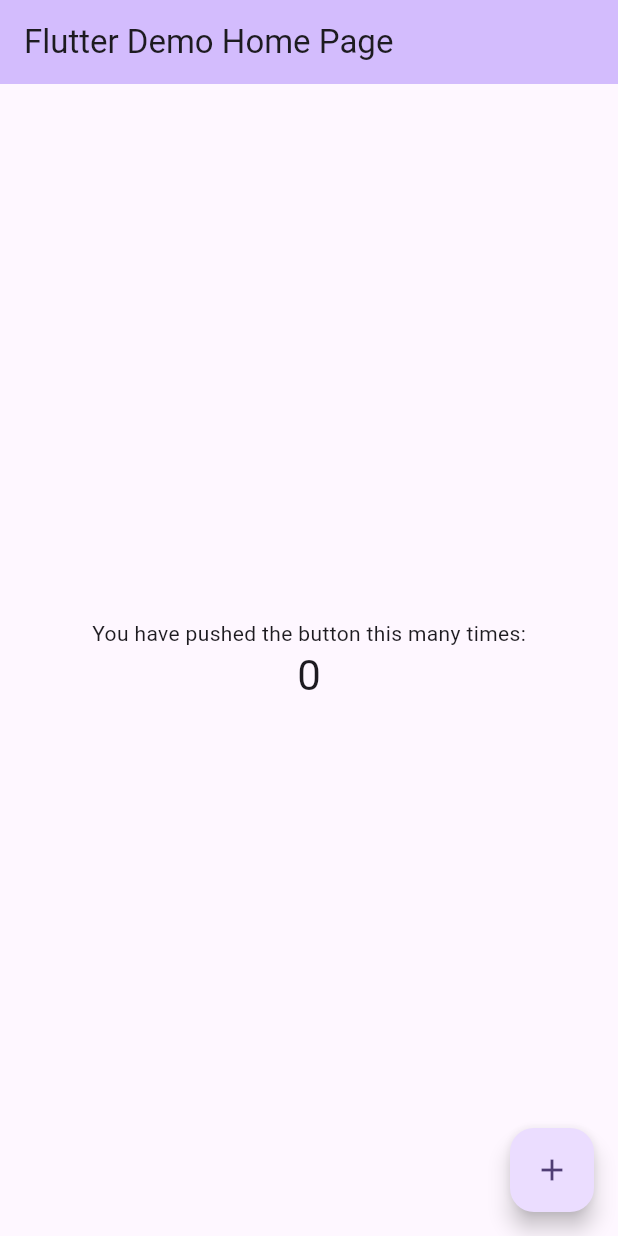
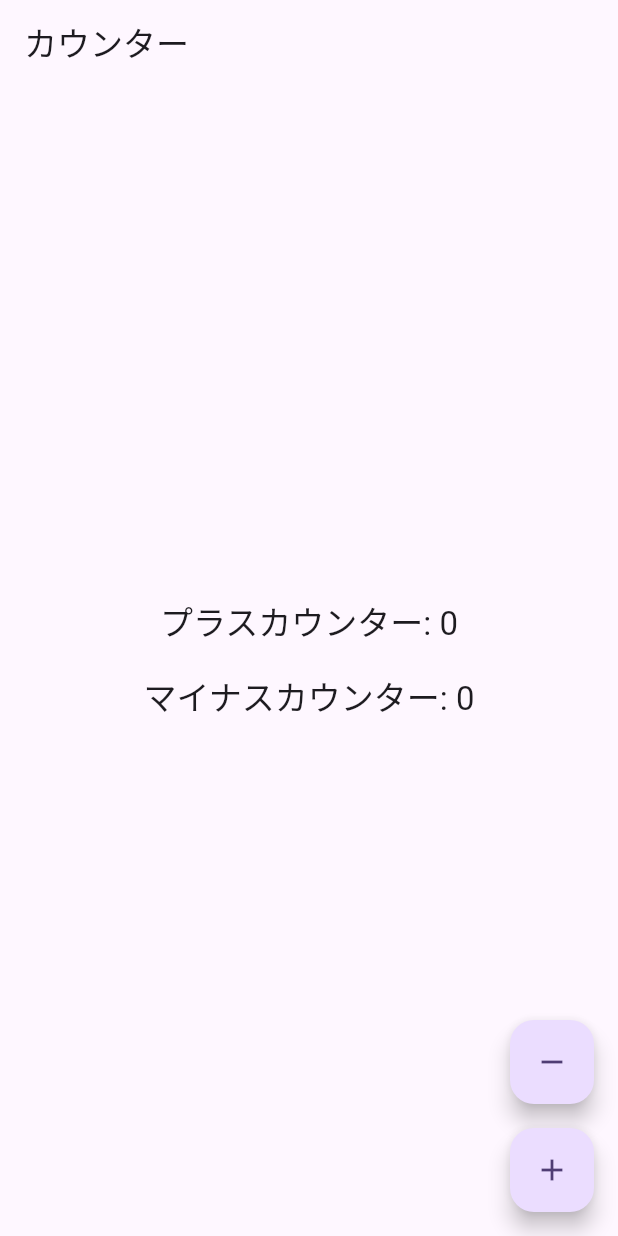
Before and after one commit to yambaru-hackathon/yukinari_oshiro_homework, a Flutter app: the screen it shows after launch, on a phone screen of 412 x 824 dp. Run offline on Flutter 3.47's test engine with Material 3 defaults, Android fonts, the phone set to English and light mode, and no system bars.

Commit message:
riverpod 1

```diff
--- /dev/null
+++ b/lib/count_del.dart
@@ -0,0 +1,10 @@
+import 'package:flutter/material.dart';
+
+class CountDel extends ChangeNotifier{
+  int counter = 0;
+
+  void decrementCounter() {
+    counter--;
+    notifyListeners();
+  }
+}
--- /dev/null
+++ b/lib/count_model.dart
@@ -0,0 +1,10 @@
+import 'package:flutter/material.dart';
+
+class CountModel extends ChangeNotifier{
+  int counter = 0;
+
+  void incrementCounter() {
+    counter++;
+    notifyListeners();
+  }
+}
--- a/lib/main.dart
+++ b/lib/main.dart
@@ -1,125 +1,96 @@
 import 'package:flutter/material.dart';
+import 'package:provider/provider.dart';
+import 'package:sample/count_model.dart';
+import 'package:sample/count_del.dart';
 
 void main() {
   runApp(const MyApp());
 }
 
 class MyApp extends StatelessWidget {
-  const MyApp({super.key});
+  const MyApp({Key? key});
 
-  // This widget is the root of your application.
   @override
   Widget build(BuildContext context) {
     return MaterialApp(
       title: 'Flutter Demo',
       theme: ThemeData(
-        // This is the theme of your application.
-        //
-        // TRY THIS: Try running your application with "flutter run". You'll see
-        // the application has a purple toolbar. Then, without quitting the app,
-        // try changing the seedColor in the colorScheme below to Colors.green
-        // and then invoke "hot reload" (save your changes or press the "hot
-        // reload" button in a Flutter-supported IDE, or press "r" if you used
-        // the command line to start the app).
-        //
-        // Notice that the counter didn't reset back to zero; the application
-        // state is not lost during the reload. To reset the state, use hot
-        // restart instead.
-        //
-        // This works for code too, not just values: Most code changes can be
-        // tested with just a hot reload.
         colorScheme: ColorScheme.fromSeed(seedColor: Colors.deepPurple),
         useMaterial3: true,
       ),
-      home: const MyHomePage(title: 'Flutter Demo Home Page'),
+      home: MultiProvider(
+        providers: [
+          ChangeNotifierProvider(create: (_) => CountModel()),
+          ChangeNotifierProvider(create: (_) => CountDel()),
+        ],
+        child: MyHomePage(),
+      ),
     );
   }
 }
 
-class MyHomePage extends StatefulWidget {
-  const MyHomePage({super.key, required this.title});
-
-  // This widget is the home page of your application. It is stateful, meaning
-  // that it has a State object (defined below) that contains fields that affect
-  // how it looks.
-
-  // This class is the configuration for the state. It holds the values (in this
-  // case the title) provided by the parent (in this case the App widget) and
-  // used by the build method of the State. Fields in a Widget subclass are
-  // always marked "final".
-
-  final String title;
-
+class MyHomePage extends StatelessWidget {
   @override
-  State<MyHomePage> createState() => _MyHomePageState();
+  Widget build(BuildContext context) {
+    return Scaffold(
+      appBar: AppBar(
+        title: Text('カウンター'),
+      ),
+      body: Center(
+        child: Column(
+          mainAxisAlignment: MainAxisAlignment.center,
+          children: <Widget>[
+            CountBody(),
+          ],
+        ),
+      ),
+      floatingActionButton: Column(
+        mainAxisAlignment: MainAxisAlignment.end,
+        crossAxisAlignment: CrossAxisAlignment.end,
+        children: [
+          FloatingActionButton(
+            onPressed: () {
+              final model = context.read<CountDel>();
+              model.decrementCounter();
+            },
+            tooltip: 'Decrement',
+            child: const Icon(Icons.remove),
+          ),
+          SizedBox(height: 16), // ボタン間の間隔を空けるためのSizedBox
+          FloatingActionButton(
+            onPressed: () {
+              final model = context.read<CountModel>();
+              model.incrementCounter();
+            },
+            tooltip: 'Increment',
+            child: const Icon(Icons.add),
+          ),
+        ],
+      ),
+    );
+  }
 }
 
-class _MyHomePageState extends State<MyHomePage> {
-  int _counter = 0;
-
-  void _incrementCounter() {
-    setState(() {
-      // This call to setState tells the Flutter framework that something has
-      // changed in this State, which causes it to rerun the build method below
-      // so that the display can reflect the updated values. If we changed
-      // _counter without calling setState(), then the build method would not be
-      // called again, and so nothing would appear to happen.
-      _counter++;
-    });
-  }
+class CountBody extends StatelessWidget {
+  const CountBody({Key? key}) : super(key: key);
 
   @override
   Widget build(BuildContext context) {
-    // This method is rerun every time setState is called, for instance as done
-    // by the _incrementCounter method above.
-    //
-    // The Flutter framework has been optimized to make rerunning build methods
-    // fast, so that you can just rebuild anything that needs updating rather
-    // than having to individually change instances of widgets.
-    return Scaffold(
-      appBar: AppBar(
-        // TRY THIS: Try changing the color here to a specific color (to
-        // Colors.amber, perhaps?) and trigger a hot reload to see the AppBar
-        // change color while the other colors stay the same.
-        backgroundColor: Theme.of(context).colorScheme.inversePrimary,
-        // Here we take the value from the MyHomePage object that was created by
-        // the App.build method, and use it to set our appbar title.
-        title: Text(widget.title),
-      ),
-      body: Center(
-        // Center is a layout widget. It takes a single child and positions it
-        // in the middle of the parent.
-        child: Column(
-          // Column is also a layout widget. It takes a list of children and
-          // arranges them vertically. By default, it sizes itself to fit its
-          // children horizontally, and tries to be as tall as its parent.
-          //
-          // Column has various properties to control how it sizes itself and
-          // how it positions its children. Here we use mainAxisAlignment to
-          // center the children vertically; the main axis here is the vertical
-          // axis because Columns are vertical (the cross axis would be
-          // horizontal).
-          //
-          // TRY THIS: Invoke "debug painting" (choose the "Toggle Debug Paint"
-          // action in the IDE, or press "p" in the console), to see the
-          // wireframe for each widget.
-          mainAxisAlignment: MainAxisAlignment.center,
-          children: <Widget>[
-            const Text(
-              'You have pushed the button this many times:',
-            ),
-            Text(
-              '$_counter',
-              style: Theme.of(context).textTheme.headlineMedium,
-            ),
-          ],
+    final countModel = context.watch<CountModel>();
+    final countDel = context.watch<CountDel>();
+
+    return Column(
+      children: [
+        Text(
+          'プラスカウンター: ${countModel.counter}',
+          style: Theme.of(context).textTheme.headline6,
         ),
-      ),
-      floatingActionButton: FloatingActionButton(
-        onPressed: _incrementCounter,
-        tooltip: 'Increment',
-        child: const Icon(Icons.add),
-      ), // This trailing comma makes auto-formatting nicer for build methods.
+        SizedBox(height: 20), // ボタン間の間隔を空けるためのSizedBox
+        Text(
+          'マイナスカウンター: ${countDel.counter}',
+          style: Theme.of(context).textTheme.headline6,
+        ),
+      ],
     );
   }
 }
--- a/pubspec.yaml
+++ b/pubspec.yaml
@@ -35,6 +35,7 @@ dependencies:
   # The following adds the Cupertino Icons font to your application.
   # Use with the CupertinoIcons class for iOS style icons.
   cupertino_icons: ^1.0.2
+  provider: ^6.1.1
 
 dev_dependencies:
   flutter_test:
```
Also changed, not shown: pubspec.lock.
